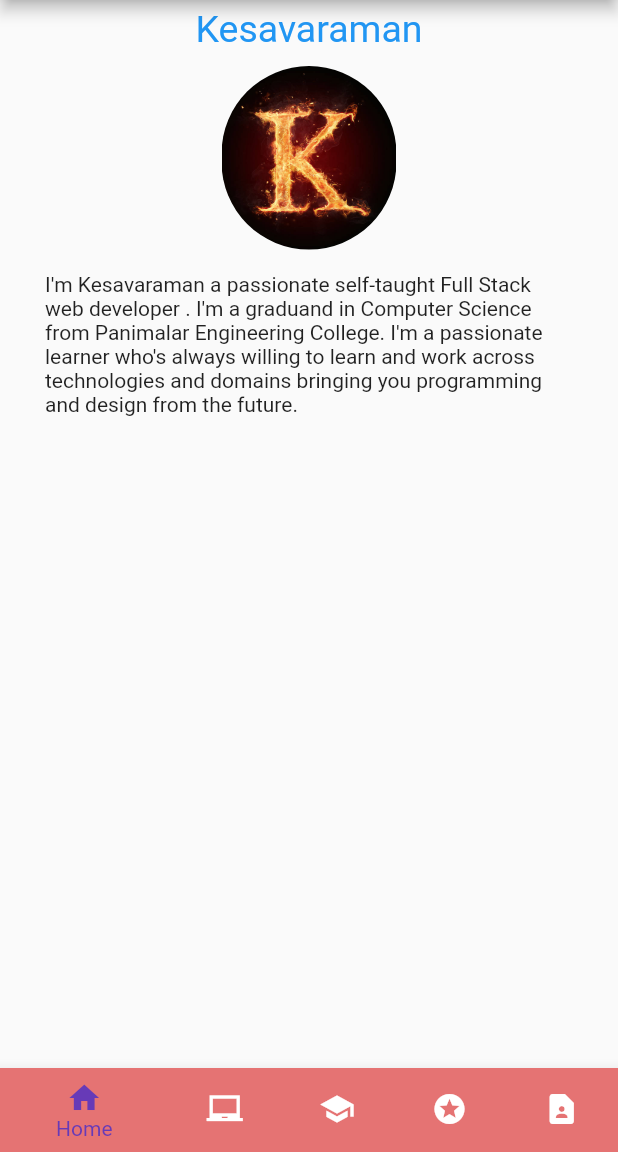
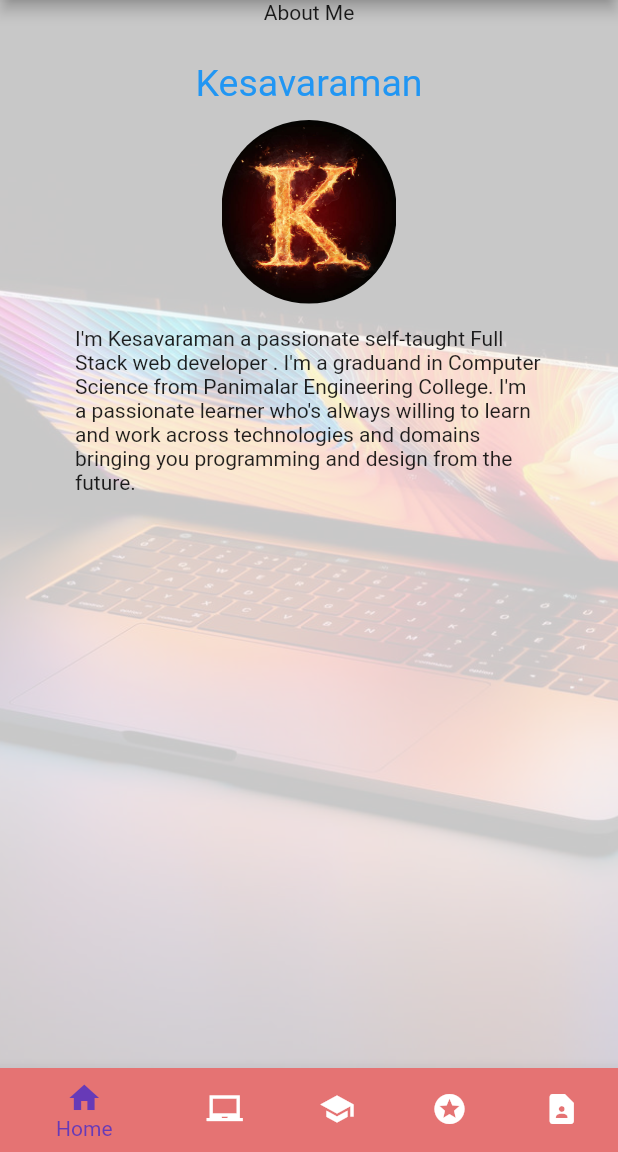
Before and after one commit to Kesav-21/portfoliokesavapp, a Flutter app: the screen it shows after launch, on a phone screen of 412 x 824 dp, the part 84-1236 px from its top. Run offline on Flutter 3.47's test engine with Material 2 defaults, Android fonts, the light colour scheme and no system bars; our stand-ins replace percent_indicator.

Commit message:
bg added and homepage edited

```diff
--- a/lib/main.dart
+++ b/lib/main.dart
@@ -39,9 +39,19 @@ class _MyAppState extends State<MyApp> {
       appBar: AppBar(
           title: const Text("Kesav Portfolio"),
         ),
-      body:Center(
-        child:_widgetOptions.elementAt(_selectedIndex),
+
+      body:Container(
+        decoration: BoxDecoration(
+        image: DecorationImage(
+          colorFilter: new ColorFilter.mode(Colors.black.withOpacity(0.2), BlendMode.dstATop),
+          image: AssetImage('assets/images/bg.jpg'),
+          fit: BoxFit.cover
+        )
+      ),
+        child: Center(
+          child:_widgetOptions.elementAt(_selectedIndex),
         ),
+      ),
       bottomNavigationBar: BottomNavigationBar(
         items:  <BottomNavigationBarItem>[
         BottomNavigationBarItem(
--- a/lib/pages/Homepage.dart
+++ b/lib/pages/Homepage.dart
@@ -8,7 +8,12 @@ class HomePage extends StatelessWidget {
   Widget build(BuildContext context) {
     return Column(
       children: [
+        Text("About Me"),
         Container(
+          margin: EdgeInsets.all(20.0),
+          child: Column(
+            children: [
+              Container(
           margin: const EdgeInsets.symmetric(vertical: 5.0),
           child: const Text("Kesavaraman",
               style: TextStyle(color: Colors.blue, fontSize: 25)),
@@ -25,6 +30,9 @@ class HomePage extends StatelessWidget {
           child: const Text(
               "I'm Kesavaraman a passionate self-taught Full Stack web developer . I'm a graduand in Computer Science from Panimalar Engineering College. I'm a passionate learner who's always willing to learn and work across technologies and domains bringing you programming and design from the future."),
         ),
+            ],
+          ),
+        )
       ],
     );
   }
```
Also changed, not shown: assets/images/bg.jpg (added).
